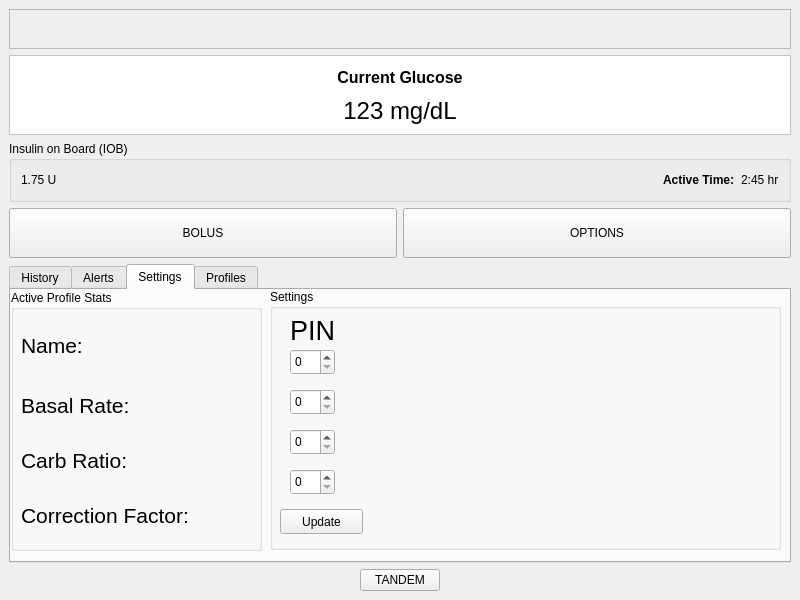
Above: mainwindow.ui from aaronmcleancs/tslim-data-simulator before the change. Below: the same form after it.
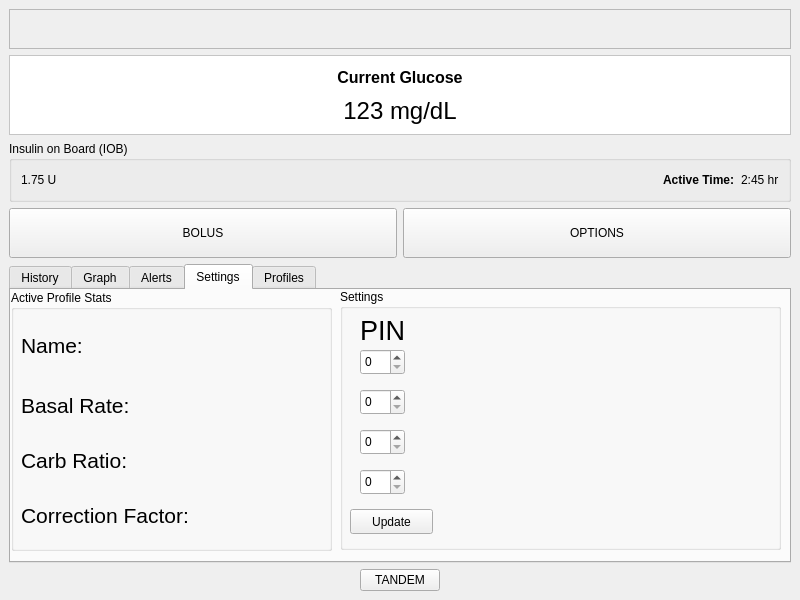
That is the form after the change. The open tabs and pages were chosen to show the change. Custom widgets are drawn as their Qt base class.

```diff
--- a/mainwindow.ui
+++ b/mainwindow.ui
@@ -240,6 +240,21 @@
         </item>
        </layout>
       </widget>
+      <widget class="QWidget" name="tab_4">
+       <attribute name="title">
+        <string>Graph</string>
+       </attribute>
+       <widget class="QCustomPlot" name="graph" native="true">
+        <property name="geometry">
+         <rect>
+          <x>0</x>
+          <y>0</y>
+          <width>781</width>
+          <height>261</height>
+         </rect>
+        </property>
+       </widget>
+      </widget>
       <widget class="QWidget" name="tab_2">
        <attribute name="title">
         <string>Alerts</string>
@@ -254,7 +269,7 @@
          <rect>
           <x>0</x>
           <y>0</y>
-          <width>251</width>
+          <width>321</width>
           <height>261</height>
          </rect>
         </property>
@@ -266,7 +281,7 @@
           <rect>
            <x>10</x>
            <y>30</y>
-           <width>231</width>
+           <width>301</width>
            <height>51</height>
           </rect>
          </property>
@@ -284,7 +299,7 @@
           <rect>
            <x>10</x>
            <y>90</y>
-           <width>241</width>
+           <width>301</width>
            <height>51</height>
           </rect>
          </property>
@@ -302,7 +317,7 @@
           <rect>
            <x>10</x>
            <y>140</y>
-           <width>241</width>
+           <width>301</width>
            <height>61</height>
           </rect>
          </property>
@@ -320,7 +335,7 @@
           <rect>
            <x>10</x>
            <y>200</y>
-           <width>241</width>
+           <width>301</width>
            <height>51</height>
           </rect>
          </property>
@@ -337,9 +352,9 @@
        <widget class="QGroupBox" name="groupBox_3">
         <property name="geometry">
          <rect>
-          <x>259</x>
+          <x>329</x>
           <y>-1</y>
-          <width>511</width>
+          <width>441</width>
           <height>261</height>
          </rect>
         </property>
@@ -826,6 +841,14 @@
    </layout>
   </widget>
  </widget>
+ <customwidgets>
+  <customwidget>
+   <class>QCustomPlot</class>
+   <extends>QWidget</extends>
+   <header>QCustomPlot.h</header>
+   <container>1</container>
+  </customwidget>
+ </customwidgets>
  <resources/>
  <connections/>
 </ui>
```
Left out of the diff: 2 changed lines with no effect on the pictures.
